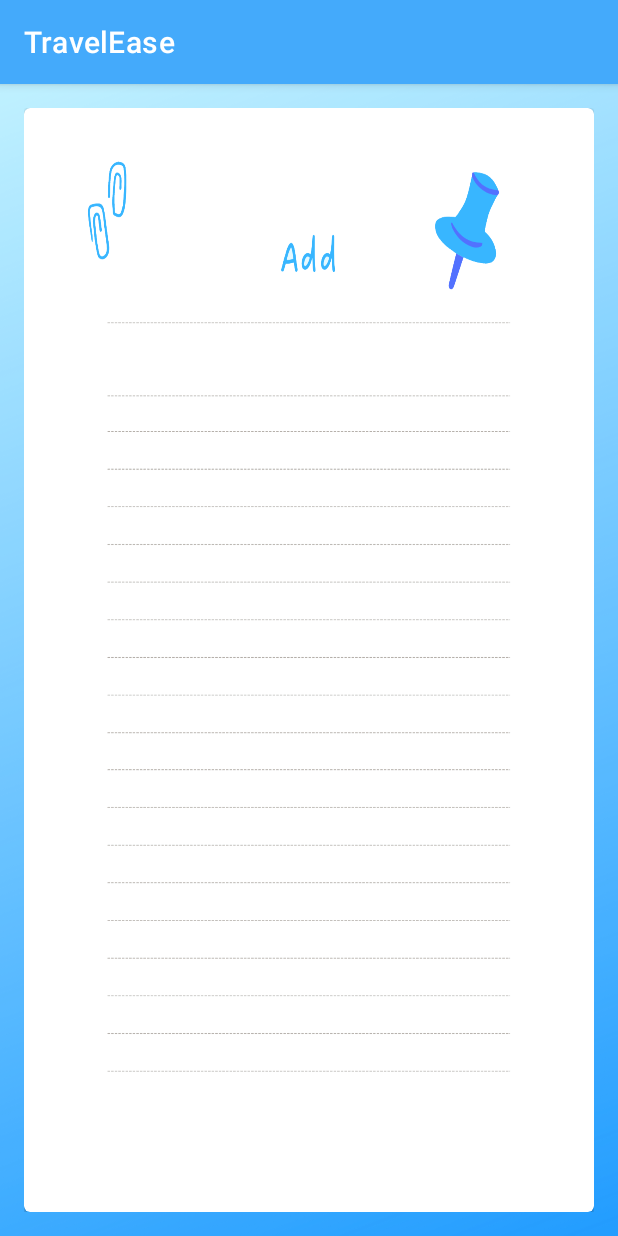
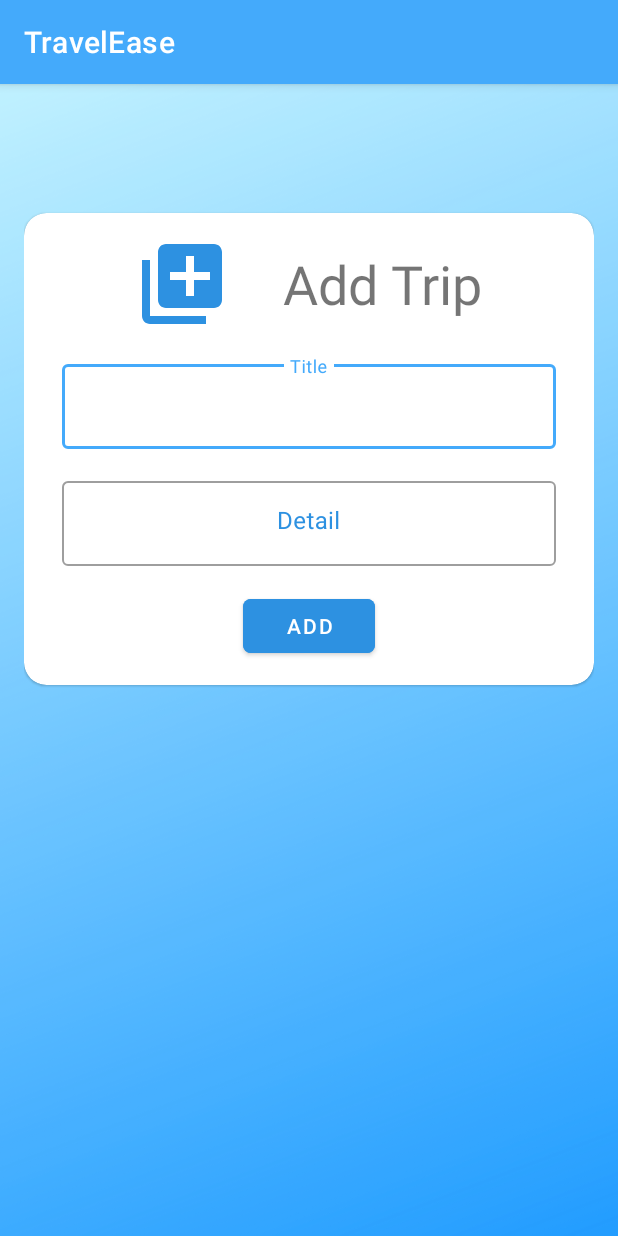
Before and after one commit to NitantBhagat/TravelEase_Android, an Android app: the TripFragment screen opened through its navigation route, after a tap on an icon or button, on a phone screen of 412 x 824 dp. Run offline under Robolectric (Android 15) with nearby library versions, the phone set to English and light mode, and no system bars; our stand-ins replace navigation-ui.

Commit message:
29/3 1st commit

```diff
--- a/app/src/main/java/com/travelease/nitant/AddActivity.java
+++ b/app/src/main/java/com/travelease/nitant/AddActivity.java
@@ -2,13 +2,48 @@ package com.travelease.nitant;
 
 import androidx.appcompat.app.AppCompatActivity;
 
+import android.content.Intent;
 import android.os.Bundle;
+import android.view.View;
+import android.widget.Button;
+import android.widget.EditText;
+import android.widget.Toast;
+
+import com.travelease.nitant.database.TripItemDBHelper;
+import com.travelease.nitant.ui.Trip.TripFragment;
+import com.travelease.nitant.ui.Trip.TripItemModel;
 
 public class AddActivity extends AppCompatActivity {
 
+    EditText etTitle,etDetail;
+    Button btnAdd;
     @Override
     protected void onCreate(Bundle savedInstanceState) {
         super.onCreate(savedInstanceState);
         setContentView(R.layout.activity_add);
+        getID();
+        //ADD SQLITE DATABASE IN LOCAL DATABASE
+        btnAdd.setOnClickListener(new View.OnClickListener() {
+            @Override
+            public void onClick(View view) {
+                String title = etTitle.getText().toString().trim();
+                String detail = etDetail.getText().toString().trim();
+
+                TripItemModel tripmodel = new TripItemModel();
+                tripmodel.setTitle(title);
+                tripmodel.setDetail(detail);
+                TripItemDBHelper tripItemDBHelper = new TripItemDBHelper(AddActivity.this);
+                tripItemDBHelper.Insert(tripmodel);
+                Toast.makeText(AddActivity.this, "Data Added.", Toast.LENGTH_SHORT).show();
+                finish();
+
+            }
+        });
+    }
+
+    private void getID() {
+        etTitle=findViewById(R.id.et_addtrip_title);
+        etDetail=findViewById(R.id.et_addtrip_detail);
+        btnAdd=findViewById(R.id.btn_addtrip_add);
     }
 }
--- /dev/null
+++ b/app/src/main/java/com/travelease/nitant/database/TripItemDBHelper.java
@@ -0,0 +1,89 @@
+package com.travelease.nitant.database;
+
+import android.content.ContentValues;
+import android.content.Context;
+import android.content.Intent;
+import android.database.Cursor;
+import android.database.sqlite.SQLiteDatabase;
+import android.database.sqlite.SQLiteOpenHelper;
+import android.widget.Toast;
+
+import androidx.annotation.Nullable;
+
+import com.travelease.nitant.ui.Trip.TripFragment;
+import com.travelease.nitant.ui.Trip.TripItemModel;
+
+import java.util.ArrayList;
+import java.util.List;
+
+
+public class TripItemDBHelper extends SQLiteOpenHelper {
+
+    private static Context context  ;
+    private static final String DBNAME = "trip.db";
+    private static final String TBLNAME = "trips";
+    private static final String ID = "id";
+    private static final String TITLE = "title";
+    private static final String DETAIL = "detail";
+    private static final int VERSION =1 ;
+
+
+    public TripItemDBHelper(@Nullable Context context) {
+        super(context, DBNAME, null, VERSION);
+        this.context = context;
+    }
+
+    @Override
+    public void onCreate(SQLiteDatabase db) {
+        String sql = "CREATE TABLE " + TBLNAME +" (" + ID + " INTEGER PRIMARY KEY AUTOINCREMENT, "+TITLE+" TEXT, "+DETAIL+" TEXT)";
+        db.execSQL(sql);
+    }
+
+    @Override
+    public void onUpgrade(SQLiteDatabase sqLiteDatabase, int i, int i1) {
+
+    }
+
+    public void Insert(TripItemModel trip)
+    {
+        SQLiteDatabase db = getWritableDatabase();
+        ContentValues cv = new ContentValues();
+        cv.put("title",trip.getTitle());
+        cv.put("detail",trip.getDetail());
+        long Result = db.insert(TBLNAME,ID,cv);
+        if(Result==-1)
+        {
+            Toast.makeText( context, "Failed!", Toast.LENGTH_SHORT).show();
+        }else
+        {
+            Toast.makeText(context, "Added Succesdully", Toast.LENGTH_SHORT).show();
+
+        }
+        db.close();
+    }
+
+    public List<TripItemModel> Show(){
+        SQLiteDatabase db = getReadableDatabase();
+        ArrayList<TripItemModel> tripdata = new ArrayList<>();
+
+        String[] column = {ID,TITLE,DETAIL};
+        Cursor c = db.query(TBLNAME,column,null,null,null,null,null);
+        while (c.moveToNext())
+        {
+            int id = c.getInt(0);
+            String title = c.getString(1);
+            String detail = c.getString(2);
+
+            TripItemModel tripItemModel = new TripItemModel();
+            tripItemModel.setId(id);
+            tripItemModel.setTitle(title);
+            tripItemModel.setDetail(detail);
+
+            tripdata.add(tripItemModel);
+        }
+
+
+        return tripdata;
+    }
+
+}
--- a/app/src/main/java/com/travelease/nitant/ui/Trip/TripFragment.java
+++ b/app/src/main/java/com/travelease/nitant/ui/Trip/TripFragment.java
@@ -16,6 +16,7 @@ import androidx.recyclerview.widget.RecyclerView;
 
 import com.travelease.nitant.AddActivity;
 import com.travelease.nitant.R;
+import com.travelease.nitant.database.TripItemDBHelper;
 import com.travelease.nitant.databinding.FragmentTripBinding;
 
 import java.util.ArrayList;
@@ -27,14 +28,7 @@ public class TripFragment extends Fragment implements View.OnClickListener {
 
     ImageView ivAdd;
     RecyclerView rvTrip;
-    //TEMPORARY DATA IN ITEMS//Starts
-    int[] id={1,2,3,4,5,6};
-    String[] title={"Manali","Ladakh","Family","Goa","Kedarkantha","Somnath"};
-    String[] detail={"with school friends","biike ride","road trip to abu","Cousins trip","amazing Trek","Mandir and seawalk"};
-    //TEMPORARY DATA IN ITEMS//CONTINUE
     List<TripItemModel> list= new ArrayList<>();
-    //TEMPORARY DATA IN ITEMS//End
-
     public View onCreateView(@NonNull LayoutInflater inflater,
                              ViewGroup container, Bundle savedInstanceState) {
 
@@ -45,16 +39,17 @@ public class TripFragment extends Fragment implements View.OnClickListener {
 //
         LinearLayoutManager linearLayoutManager = new LinearLayoutManager(getContext());
         rvTrip.setLayoutManager(linearLayoutManager);
-        list.add(new TripItemModel(1,"Manali","With School Friends"));
-        list.add(new TripItemModel(2,"Ladakh","Bike ride"));
-        list.add(new TripItemModel(3,"Family","Road trip to Abu"));
-        list.add(new TripItemModel(4,"Goa","Cousins trip"));
-        list.add(new TripItemModel(5,"Kedarkhantha","Amazing trek"));
-        list.add(new TripItemModel(6,"Somnath","Mandir and Seawalk"));
-        list.add(new TripItemModel(7,"Saputara","Hill Station"));
+//        list.add(new TripItemModel(1,"Manali","With School Friends"));
+//        list.add(new TripItemModel(2,"Ladakh","Bike ride"));
+//        list.add(new TripItemModel(3,"Family","Road trip to Abu"));
+//        list.add(new TripItemModel(4,"Goa","Cousins trip"));
+//        list.add(new TripItemModel(5,"Kedarkhantha","Amazing trek"));
+//        list.add(new TripItemModel(6,"Somnath","Mandir and Seawalk"));
+//        list.add(new TripItemModel(7,"Saputara","Hill Station"));
+        TripItemDBHelper tripItemDBHelper = new TripItemDBHelper(getContext());
+        list = tripItemDBHelper.Show();
         TripFragAdapter tripFragAdapter = new TripFragAdapter(list,getContext());
         rvTrip.setAdapter(tripFragAdapter);
-
         ivAdd.setOnClickListener(this);
 //
         return root;
--- a/app/src/main/java/com/travelease/nitant/ui/Trip/TripItemModel.java
+++ b/app/src/main/java/com/travelease/nitant/ui/Trip/TripItemModel.java
@@ -7,11 +7,6 @@ public class TripItemModel {
     String title,detail;
 
 
-    public TripItemModel(int id, String title, String detail) {
-        this.id = id;
-        this.title = title;
-        this.detail = detail;
-    }
 
     public int getId() {
         return id;
--- /dev/null
+++ b/app/src/main/res/drawable/baseline_add_24.xml
@@ -0,0 +1,5 @@
+<vector android:height="24dp" android:tint="#2D91E1"
+    android:viewportHeight="24" android:viewportWidth="24"
+    android:width="24dp" xmlns:android="http://schemas.android.com/apk/res/android">
+    <path android:fillColor="@android:color/white" android:pathData="M19,13h-6v6h-2v-6H5v-2h6V5h2v6h6v2z"/>
+</vector>
--- /dev/null
+++ b/app/src/main/res/drawable/library_add_24.xml
@@ -0,0 +1,5 @@
+<vector android:height="24dp" android:tint="#2D91E1"
+    android:viewportHeight="24" android:viewportWidth="24"
+    android:width="24dp" xmlns:android="http://schemas.android.com/apk/res/android">
+    <path android:fillColor="@android:color/white" android:pathData="M4,6L2,6v14c0,1.1 0.9,2 2,2h14v-2L4,20L4,6zM20,2L8,2c-1.1,0 -2,0.9 -2,2v12c0,1.1 0.9,2 2,2h12c1.1,0 2,-0.9 2,-2L22,4c0,-1.1 -0.9,-2 -2,-2zM19,11h-4v4h-2v-4L9,11L9,9h4L13,5h2v4h4v2z"/>
+</vector>
--- a/app/src/main/res/layout/activity_add.xml
+++ b/app/src/main/res/layout/activity_add.xml
@@ -13,20 +13,93 @@
     <com.google.android.material.card.MaterialCardView
         android:layout_width="match_parent"
         android:layout_height="wrap_content"
-        android:id="@+id/cv_add_addcard">
+        android:id="@+id/cv_add_addcard"
+        android:layout_marginTop="70dp"
+        android:elevation="15dp"
+        app:cardCornerRadius="15dp">
+
 
         <LinearLayout
             android:layout_width="match_parent"
             android:layout_height="wrap_content"
-            android:background="@drawable/notestransparent">
+            android:orientation="vertical"
+            android:gravity="center"
+            android:padding="15dp" >
 
-            <TextView
-                android:layout_width="match_parent"
-                android:layout_height="wrap_content"/>
+        <LinearLayout
+            android:layout_width="match_parent"
+            android:layout_height="wrap_content"
+            android:orientation="horizontal"
+            android:gravity="center" >
+
+        <ImageView
+            android:id="@+id/imageView"
+            android:layout_width="64dp"
+            android:layout_height="64dp"
+            app:srcCompat="@drawable/library_add_24"
+            android:layout_marginEnd="35dp"/>
+
+        <TextView
+            android:layout_width="wrap_content"
+            android:layout_height="wrap_content"
+            android:text="Add Trip"
+            android:textSize="36sp"/>
+
         </LinearLayout>
 
+<!---->
+            <com.google.android.material.textfield.TextInputLayout
+                android:id="@+id/layout_addtrip_title"
+                style="@style/Widget.MaterialComponents.TextInputLayout.OutlinedBox"
+                android:layout_width="match_parent"
+                android:layout_height="wrap_content"
+                android:layout_marginTop="16dp"
+                app:hintEnabled="true"
+                android:hint="Title"
+                android:layout_marginStart="10dp"
+                android:layout_marginEnd="10dp"
+                android:textColorHint="@color/light_blue">
 
+                <com.google.android.material.textfield.TextInputEditText
+                    android:id="@+id/et_addtrip_title"
+                    android:layout_width="match_parent"
+                    android:layout_height="wrap_content"
+                    android:gravity="center_horizontal"
+                    />
 
+            </com.google.android.material.textfield.TextInputLayout>
+
+            <com.google.android.material.textfield.TextInputLayout
+                android:id="@+id/layout_addtrip_detail"
+                style="@style/Widget.MaterialComponents.TextInputLayout.OutlinedBox"
+                android:layout_width="match_parent"
+                android:layout_height="wrap_content"
+                android:layout_marginTop="16dp"
+                app:hintEnabled="true"
+                android:hint="Detail"
+                android:layout_marginStart="10dp"
+                android:layout_marginEnd="10dp"
+                android:textColorHint="@color/light_blue"
+                app:passwordToggleTint="@color/light_blue"
+                >
+                <com.google.android.material.textfield.TextInputEditText
+                    android:id="@+id/et_addtrip_detail"
+                    android:layout_width="match_parent"
+                    android:layout_height="wrap_content"
+                    android:gravity="center_horizontal"
+                    />
+            </com.google.android.material.textfield.TextInputLayout>
+
+            <com.google.android.material.button.MaterialButton
+                android:id="@+id/btn_addtrip_add"
+                android:text="Add"
+                android:layout_width="wrap_content"
+                android:layout_height="wrap_content"
+                android:layout_marginTop="16dp"
+                android:backgroundTint="@color/light_blue"
+                app:cornerRadius="5dp"
+                />
+        </LinearLayout>
 
     </com.google.android.material.card.MaterialCardView>
 
```
